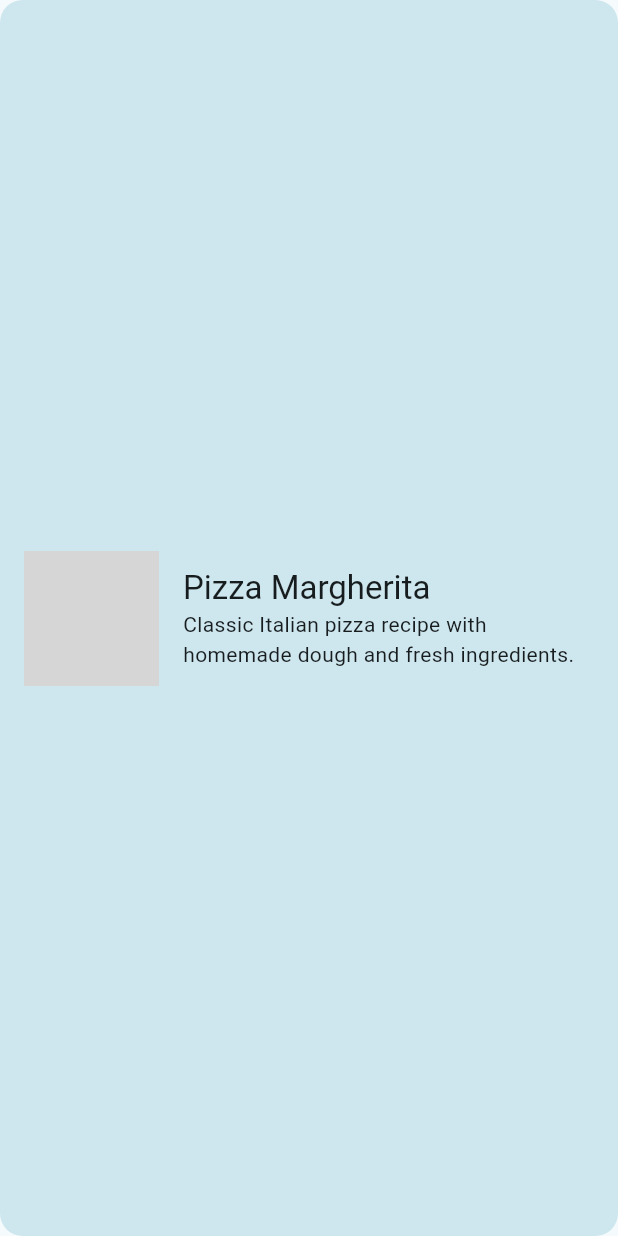
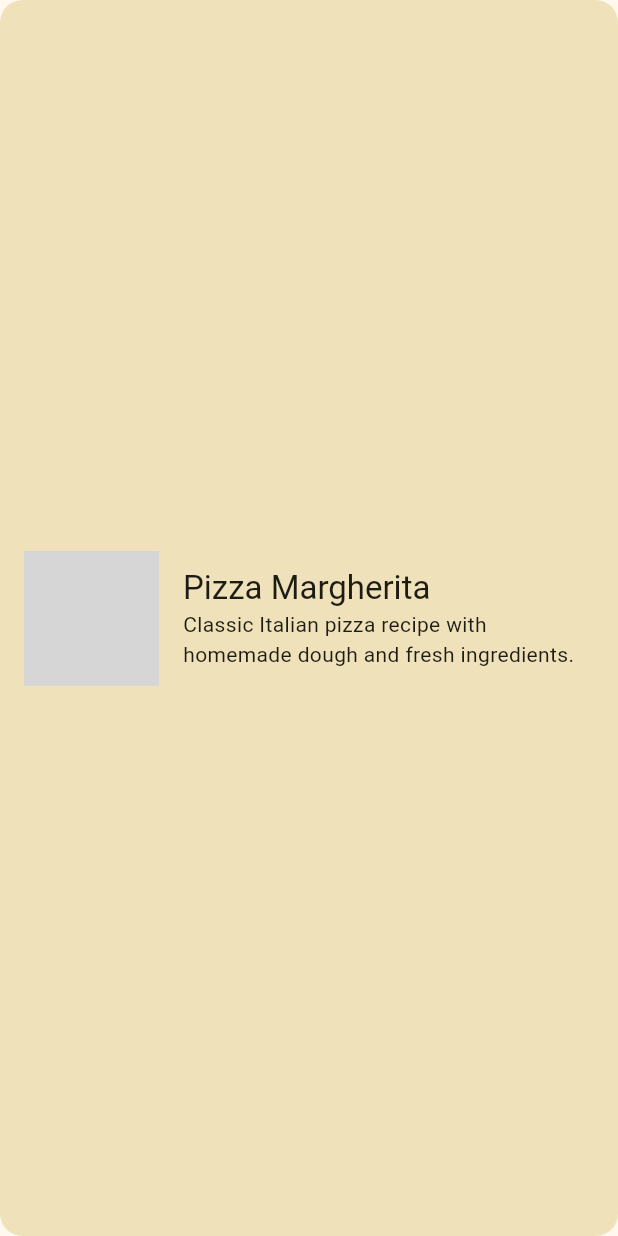
Before and after one commit to MarcinFed/food_tracker_flutter, a Flutter app: the MealGridItem widget shown alone on an empty page, opened directly with sample values from the repository, on a phone screen of 412 x 824 dp. Run offline on Flutter 3.47's test engine with Material 3 defaults, Android fonts, the phone set to English and light mode, and no system bars; our stand-ins replace transparent_image; network calls fail; grey boxes are pictures that could not be loaded.

Commit message:
Style changes

```diff
--- a/lib/main.dart
+++ b/lib/main.dart
@@ -2,11 +2,11 @@ import 'package:flutter/material.dart';
 import 'package:food_tracker_flutter/Screens/tabs.dart';
 
 final kColorScheme = ColorScheme.fromSeed(
-  seedColor: const Color.fromARGB(255, 2, 211, 248),
+  seedColor: const Color.fromARGB(255, 248, 207, 2),
 );
 
 final kDarkColorScheme = ColorScheme.fromSeed(
-  seedColor: const Color.fromARGB(255, 1, 64, 73),
+  seedColor: const Color.fromARGB(255, 248, 207, 2),
   brightness: Brightness.dark,
 );
 
@@ -15,7 +15,8 @@ final kTheme = ThemeData(
 );
 
 final kDarkTheme = ThemeData(
-  colorScheme: kDarkColorScheme,
+  colorScheme: kDarkColorScheme.copyWith(
+  ),
 );
 
 void main() {
--- a/lib/screens/meals/dishes.dart
+++ b/lib/screens/meals/dishes.dart
@@ -57,8 +57,8 @@ class DishesScreen extends StatelessWidget {
                   Text(
                     textAlign: TextAlign.center,
                     category!.description,
-                    style: Theme.of(context).textTheme.bodyMedium!.copyWith(
-                          color: Theme.of(context).colorScheme.onBackground,
+                    style: Theme.of(context).textTheme.bodyLarge!.copyWith(
+                          color: Theme.of(context).colorScheme.onSurface,
                         ),
                   ),
                 ],
@@ -120,7 +120,7 @@ class DishesScreen extends StatelessWidget {
                         textAlign: TextAlign.center,
                         category!.description,
                         style: Theme.of(context).textTheme.bodyLarge!.copyWith(
-                              color: Theme.of(context).colorScheme.onBackground,
+                              color: Theme.of(context).colorScheme.onSurface,
                             ),
                       ),
                     ],
--- a/lib/widgets/category_grid_item.dart
+++ b/lib/widgets/category_grid_item.dart
@@ -64,13 +64,13 @@ class CategoryGridItem extends StatelessWidget {
                   Text(
                     category.title,
                     style: Theme.of(context).textTheme.titleLarge!.copyWith(
-                          color: Theme.of(context).colorScheme.onBackground,
+                          color: Theme.of(context).colorScheme.onSurface,
                         ),
                   ),
                   Text(
                     category.description,
                     style: Theme.of(context).textTheme.bodyMedium!.copyWith(
-                          color: Theme.of(context).colorScheme.onBackground,
+                          color: Theme.of(context).colorScheme.onSurface,
                         ),
                     maxLines: 3,
                     overflow: TextOverflow.ellipsis,
--- a/lib/widgets/meal_grid_item.dart
+++ b/lib/widgets/meal_grid_item.dart
@@ -46,13 +46,13 @@ class MealGridItem extends StatelessWidget {
                   Text(
                     meal.name,
                     style: Theme.of(context).textTheme.titleLarge!.copyWith(
-                      color: Theme.of(context).colorScheme.onBackground,
+                      color: Theme.of(context).colorScheme.onSurface,
                     ),
                   ),
                   Text(
                     meal.description,
                     style: Theme.of(context).textTheme.bodyMedium!.copyWith(
-                      color: Theme.of(context).colorScheme.onBackground,
+                      color: Theme.of(context).colorScheme.onSurface,
                     ),
                     maxLines: 3,
                     overflow: TextOverflow.ellipsis,
```
Also changed, not shown: 1 other file.
